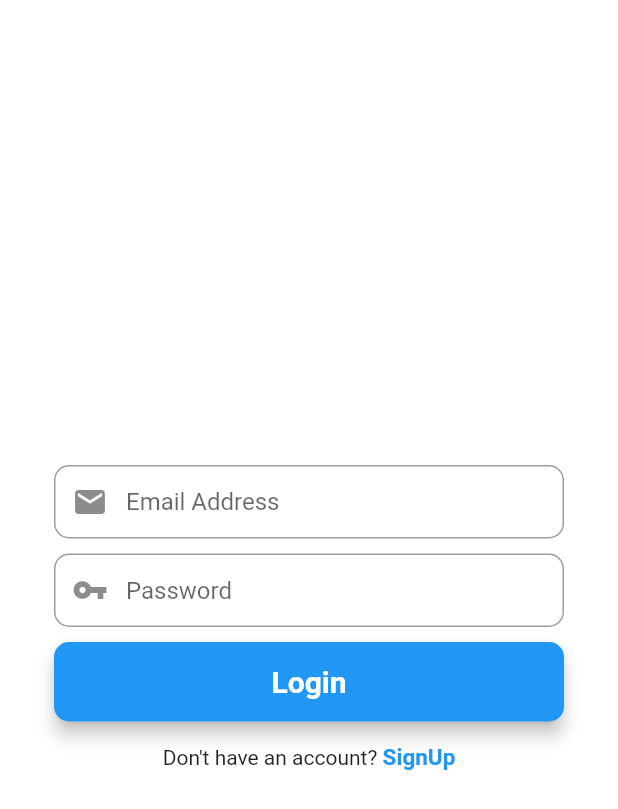
After one commit to trainingtuts/mosaic_event, a Flutter app: the LoginScreen screen opened directly, on a phone screen of 412 x 824 dp. The commit adds this screen. Shown: the top 809 px of the screen. Run offline on Flutter 3.47's test engine with Material 2 defaults, Android fonts, the phone set to English and light mode, and no system bars; our stand-ins replace firebase_auth, firebase_core, intl_phone_field; accounts and stored records are empty; network calls fail; statements that could not run were skipped.

```diff
--- /dev/null
+++ b/lib/screens/login_screen.dart
@@ -0,0 +1,168 @@
+import 'package:flutter/material.dart';
+import 'package:mosaic_event/screens/signup_screen.dart';
+
+class LoginScreen extends StatefulWidget {
+  const LoginScreen({Key? key}) : super(key: key);
+
+  @override
+  State<LoginScreen> createState() => _LoginScreenState();
+}
+
+class _LoginScreenState extends State<LoginScreen> {
+  //form key
+  final _formKey = GlobalKey<FormState>();
+
+  // editing controller
+  final TextEditingController emailController = TextEditingController();
+  final TextEditingController passwordController = TextEditingController();
+
+  //firebase
+
+  // final _auth = FirebaseAuth.instance;
+
+  @override
+  Widget build(BuildContext context) {
+    // email field
+    final emailField = TextFormField(
+      autofocus: false,
+      controller: emailController,
+      keyboardType: TextInputType.emailAddress,
+      validator: (value) {
+        if (value!.isEmpty) {
+          return "Please enter email address";
+        }
+        if (!RegExp('[a-z0-9]+@[a-z]+.[a-z]{2,3}').hasMatch(value)) {
+          return "Please enter valid email address";
+        }
+        return null;
+      },
+      onSaved: (value) {
+        emailController.text = value!;
+      },
+      textInputAction: TextInputAction.next,
+      decoration: InputDecoration(
+        prefixIcon: const Icon(Icons.mail),
+        contentPadding: const EdgeInsets.fromLTRB(20, 15, 20, 15),
+        hintText: "Email Address",
+        border: OutlineInputBorder(borderRadius: BorderRadius.circular(10)),
+      ),
+    );
+
+    // password field
+    final passwordField = TextFormField(
+      autofocus: false,
+      controller: passwordController,
+      obscureText: true,
+      validator: (value) {
+        RegExp regex = RegExp(r'^.{6,}$');
+        if (value!.isEmpty) {
+          return "Password is required for login";
+        }
+        if (!regex.hasMatch(value)) {
+          return "Please enter valid password(Min. 6 Character)";
+        }
+        return null;
+      },
+      onSaved: (value) {
+        passwordController.text = value!;
+      },
+      textInputAction: TextInputAction.done,
+      decoration: InputDecoration(
+        prefixIcon: const Icon(Icons.vpn_key),
+        contentPadding: const EdgeInsets.fromLTRB(20, 15, 20, 15),
+        hintText: "Password",
+        border: OutlineInputBorder(borderRadius: BorderRadius.circular(10)),
+      ),
+    );
+
+    // login button
+    final loginButton = Material(
+      elevation: 5,
+      color: Colors.blue,
+      borderRadius: BorderRadius.circular(10),
+      child: MaterialButton(
+        onPressed: () {
+          // signIn(emailController.text, passwordController.text);
+        },
+        padding: const EdgeInsets.fromLTRB(20, 15, 20, 15),
+        minWidth: MediaQuery.of(context).size.width,
+        child: const Text(
+          "Login",
+          textAlign: TextAlign.center,
+          style: TextStyle(
+            color: Colors.white,
+            fontSize: 20,
+            fontWeight: FontWeight.bold,
+          ),
+        ),
+      ),
+    );
+
+    return Scaffold(
+      backgroundColor: Colors.white,
+      body: Center(
+        child: SingleChildScrollView(
+          child: Container(
+            color: Colors.white,
+            child: Padding(
+              padding: const EdgeInsets.all(36.0),
+              child: Form(
+                key: _formKey,
+                child: Column(
+                  mainAxisAlignment: MainAxisAlignment.center,
+                  crossAxisAlignment: CrossAxisAlignment.center,
+                  children: <Widget>[
+                    emailField,
+                    const SizedBox(height: 10),
+                    passwordField,
+                    const SizedBox(height: 10),
+                    loginButton,
+                    const SizedBox(height: 15),
+                    Row(
+                      mainAxisAlignment: MainAxisAlignment.center,
+                      children: <Widget>[
+                        const Text("Don't have an account? "),
+                        GestureDetector(
+                          onTap: () {
+                            Navigator.push(
+                                context,
+                                MaterialPageRoute(
+                                    builder: (context) =>
+                                        const SignUpScreen()));
+                          },
+                          child: const Text(
+                            "SignUp",
+                            style: TextStyle(
+                                color: Colors.blue,
+                                fontSize: 15,
+                                fontWeight: FontWeight.bold),
+                          ),
+                        )
+                      ],
+                    )
+                  ],
+                ),
+              ),
+            ),
+          ),
+        ),
+      ),
+    );
+  }
+
+  // login function
+  // void signIn(String email, String password) async {
+  //   if (_formKey.currentState!.validate()) {
+  //     await _auth
+  //         .signInWithEmailAndPassword(email: email, password: password)
+  //         .then((uid) => {
+  //               Fluttertoast.showToast(msg: "Login Successfull"),
+  //               Navigator.of(context).pushReplacement(
+  //                   MaterialPageRoute(builder: (context) => const HomePage()))
+  //             })
+  //         .catchError((e) {
+  //       Fluttertoast.showToast(msg: e!.message);
+  //     });
+  //   }
+  // }
+}
```
Also changed, not shown: lib/main.dart (+8 -49 lines), lib/screens/home_screen.dart (added, +25 -0 lines), lib/screens/signup_screen.dart (+328 -0 lines), lib/services/auth_service.dart (added, +14 -0 lines), pubspec.yaml (+6 -3 lines), assets/default/default_pp.png (added), pubspec.lock, 3 other files.
